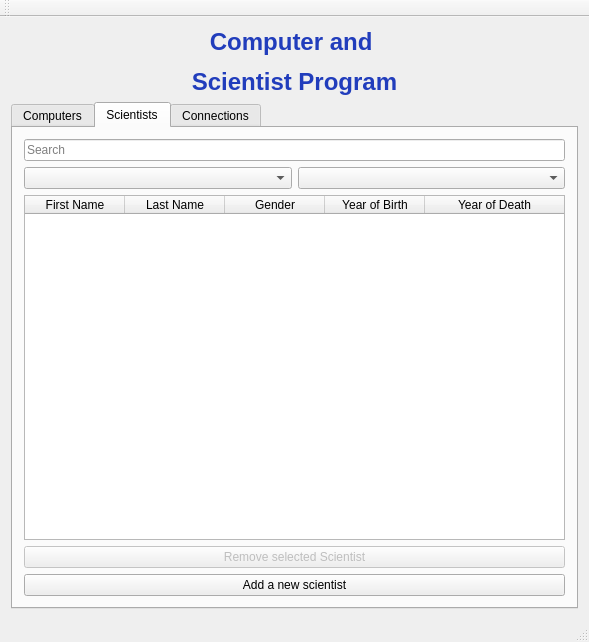
Before: the Qt Designer form vika3/week3/mainwindow.ui in axelboga/hopur32, drawn with Qt 5.
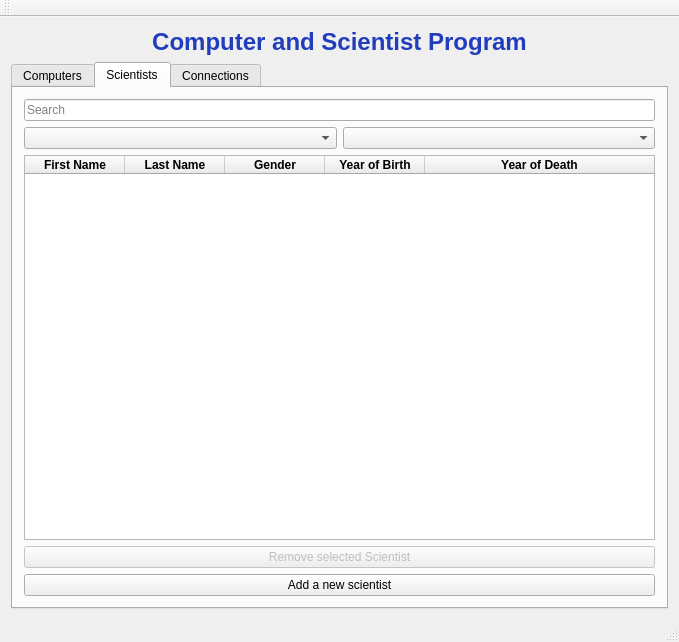
After: the same form once the commit is applied. The open tabs and pages were chosen to show the change. Icons and pictures are not drawn.

What changed in the file:
```diff
--- a/vika3/week3/mainwindow.ui
+++ b/vika3/week3/mainwindow.ui
@@ -6,7 +6,7 @@
    <rect>
     <x>0</x>
     <y>0</y>
-    <width>589</width>
+    <width>679</width>
     <height>642</height>
    </rect>
   </property>
@@ -20,7 +20,10 @@
       <item>
        <widget class="QLabel" name="label">
         <property name="text">
-         <string>&lt;html&gt;&lt;head/&gt;&lt;body&gt;&lt;p align=&quot;center&quot;&gt;&lt;span style=&quot; font-size:18pt; font-weight:600; color:#213dbc;&quot;&gt;Computer and &lt;/span&gt;&lt;/p&gt;&lt;p align=&quot;center&quot;&gt;&lt;span style=&quot; font-size:18pt; font-weight:600; color:#213dbc;&quot;&gt;Scientist Program&lt;/span&gt;&lt;/p&gt;&lt;/body&gt;&lt;/html&gt;</string>
+         <string>&lt;html&gt;&lt;head/&gt;&lt;body&gt;&lt;p align=&quot;center&quot;&gt;&lt;span style=&quot; font-size:18pt; font-weight:600; color:#213dbc;&quot;&gt;Computer and Scientist Program&lt;/span&gt;&lt;/p&gt;&lt;/body&gt;&lt;/html&gt;</string>
+        </property>
+        <property name="wordWrap">
+         <bool>true</bool>
         </property>
        </widget>
       </item>
@@ -202,26 +205,58 @@
              <property name="text">
               <string>First Name</string>
              </property>
+             <property name="font">
+              <font>
+               <weight>75</weight>
+               <bold>true</bold>
+              </font>
+             </property>
             </column>
             <column>
              <property name="text">
               <string>Last Name</string>
              </property>
+             <property name="font">
+              <font>
+               <weight>75</weight>
+               <bold>true</bold>
+               <underline>false</underline>
+               <strikeout>false</strikeout>
+              </font>
+             </property>
             </column>
             <column>
              <property name="text">
               <string>Gender</string>
              </property>
+             <property name="font">
+              <font>
+               <weight>75</weight>
+               <bold>true</bold>
+              </font>
+             </property>
             </column>
             <column>
              <property name="text">
               <string>Year of Birth</string>
              </property>
+             <property name="font">
+              <font>
+               <weight>75</weight>
+               <bold>true</bold>
+              </font>
+             </property>
             </column>
             <column>
              <property name="text">
               <string>Year of Death</string>
              </property>
+             <property name="font">
+              <font>
+               <weight>75</weight>
+               <bold>true</bold>
+              </font>
+             </property>
             </column>
            </widget>
           </item>
```
Left out of the diff: 46 changed lines with no effect on the pictures.
